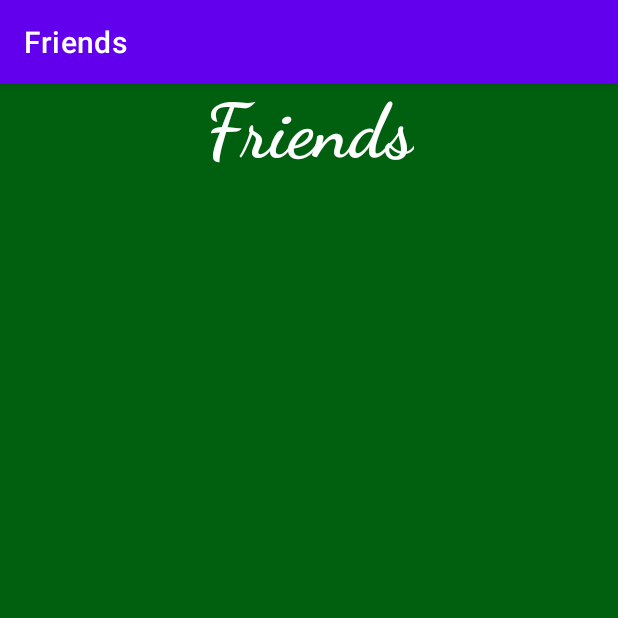
After one commit to fruzelee/friends, an Android app: the SplashActivity screen opened directly, with no data from a screen before it, on a phone screen of 412 x 824 dp, the top half of it. The commit adds this screen. Run offline under Robolectric (Android 15) with nearby library versions, the phone set to English and light mode, and no system bars.

Commit message:
-new: added splash screen -update: color.xml

```diff
--- a/app/src/main/AndroidManifest.xml
+++ b/app/src/main/AndroidManifest.xml
@@ -10,6 +10,9 @@
         android:supportsRtl="true"
         android:theme="@style/Theme.Friends">
         <activity
+            android:name=".activities.SplashActivity"
+            android:exported="true" />
+        <activity
             android:name=".MainActivity"
             android:exported="true">
             <intent-filter>
--- /dev/null
+++ b/app/src/main/java/com/github/fruzelee/friends/activities/SplashActivity.kt
@@ -0,0 +1,12 @@
+package com.github.fruzelee.friends.activities
+
+import androidx.appcompat.app.AppCompatActivity
+import android.os.Bundle
+import com.github.fruzelee.friends.R
+
+class SplashActivity : AppCompatActivity() {
+    override fun onCreate(savedInstanceState: Bundle?) {
+        super.onCreate(savedInstanceState)
+        setContentView(R.layout.activity_splash)
+    }
+}
--- /dev/null
+++ b/app/src/main/res/layout/activity_splash.xml
@@ -0,0 +1,23 @@
+<?xml version="1.0" encoding="utf-8"?>
+<androidx.constraintlayout.widget.ConstraintLayout xmlns:android="http://schemas.android.com/apk/res/android"
+    xmlns:app="http://schemas.android.com/apk/res-auto"
+    xmlns:tools="http://schemas.android.com/tools"
+    android:layout_width="match_parent"
+    android:layout_height="match_parent"
+    android:background="@color/primary_dark_color"
+    tools:context=".activities.SplashActivity">
+
+    <TextView
+        android:id="@+id/tv_app_name"
+        android:layout_width="wrap_content"
+        android:layout_height="wrap_content"
+        android:text="@string/splash_screen_title"
+        android:textColor="@color/white"
+        android:textSize="50sp"
+        android:textStyle="bold"
+        android:fontFamily="cursive"
+        app:layout_constraintLeft_toLeftOf="parent"
+        app:layout_constraintRight_toRightOf="parent"
+        app:layout_constraintTop_toTopOf="parent" />
+
+</androidx.constraintlayout.widget.ConstraintLayout>
--- a/app/src/main/res/values/colors.xml
+++ b/app/src/main/res/values/colors.xml
@@ -7,4 +7,12 @@
     <color name="teal_700">#FF018786</color>
     <color name="black">#FF000000</color>
     <color name="white">#FFFFFFFF</color>
+
+    <color name="primary_color">#388E3C</color>
+    <color name="primary_dark_color">#00600F</color>
+    <color name="primary_light_color">#6ABF69</color>
+
+    <color name="secondary_color">#81C784</color>
+    <color name="secondary_dark_color">#519657</color>
+    <color name="secondary_light_color">#B2FAB4</color>
 </resources>
--- a/app/src/main/res/values/strings.xml
+++ b/app/src/main/res/values/strings.xml
@@ -1,3 +1,5 @@
 <resources>
     <string name="app_name">Friends</string>
+
+    <string name="splash_screen_title">Friends</string>
 </resources>
```
